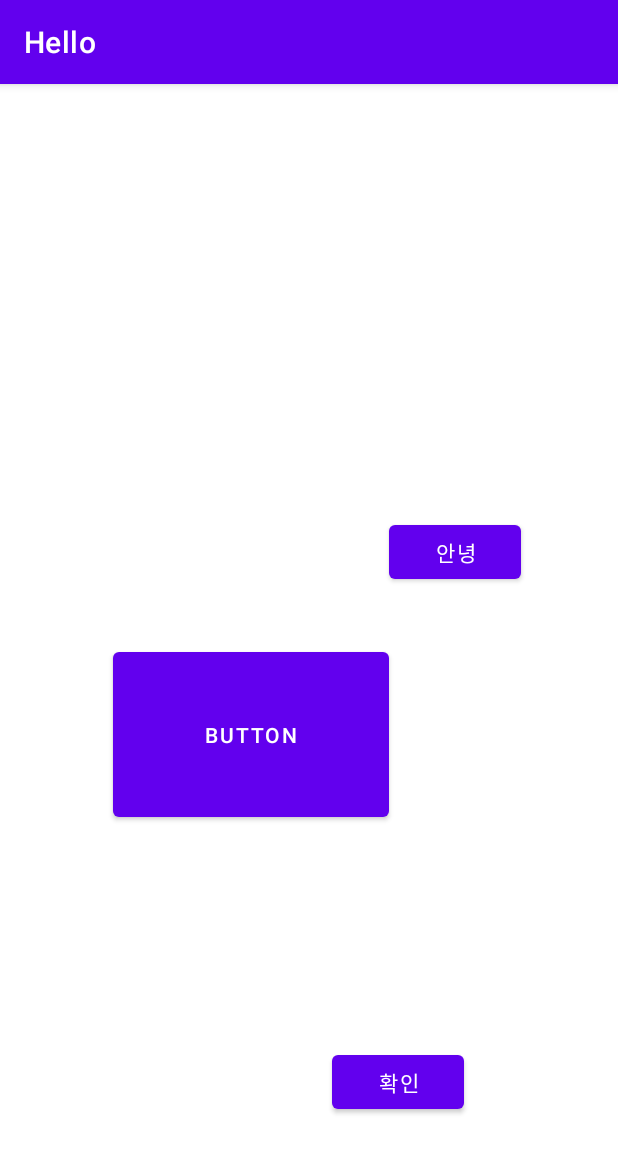
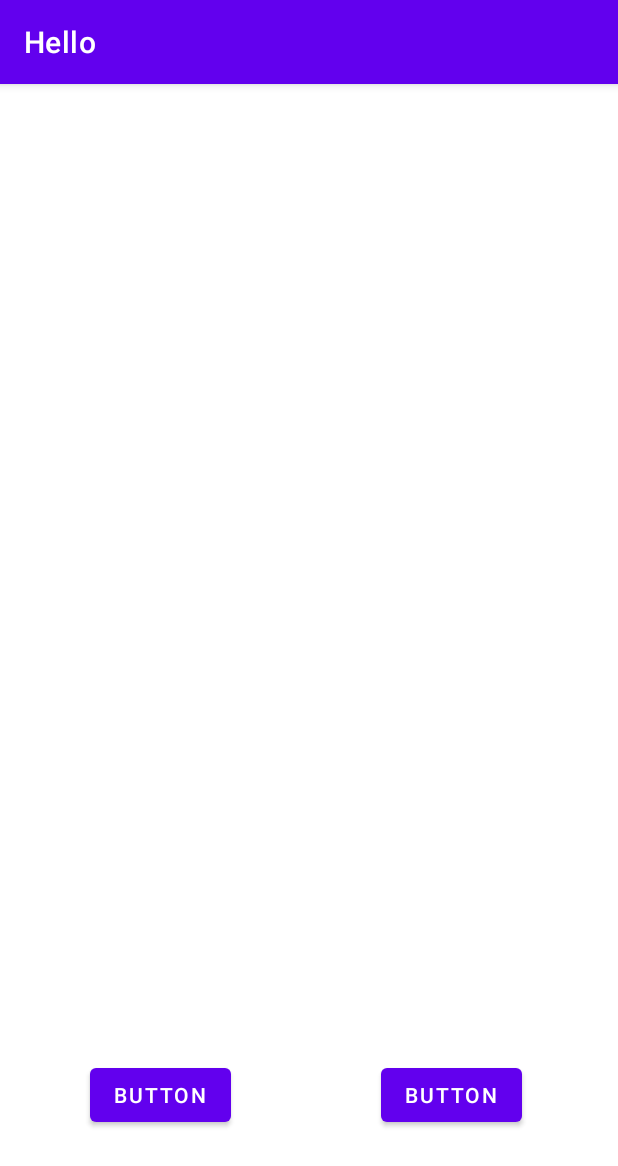
Before and after one commit to ilmntr/DoitAndroidStudio, an Android app: the screen it shows after launch (MainActivity), on a phone screen of 412 x 824 dp. Shown: the top 1166 px of the screen. Run offline under Robolectric (Android 15) with nearby library versions, the phone set to English and light mode, and no system bars.

Commit message:
delete all solved one mission  - making a horizontal guideline and two buttons

```diff
--- a/app/src/main/res/layout/activity_main.xml
+++ b/app/src/main/res/layout/activity_main.xml
@@ -6,48 +6,30 @@
     android:layout_height="match_parent"
     tools:context=".MainActivity">
 
+    <androidx.constraintlayout.widget.Guideline
+        android:id="@+id/guideline2"
+        android:layout_width="wrap_content"
+        android:layout_height="wrap_content"
+        android:orientation="horizontal"
+        app:layout_constraintGuide_end="50dp" />
+
+    <Button
+        android:id="@+id/button"
+        android:layout_width="wrap_content"
+        android:layout_height="wrap_content"
+        android:layout_marginStart="60dp"
+        android:layout_marginBottom="20dp"
+        android:text="Button"
+        app:layout_constraintBottom_toTopOf="@+id/guideline2"
+        app:layout_constraintStart_toStartOf="parent" />
+
     <Button
         android:id="@+id/button2"
         android:layout_width="wrap_content"
         android:layout_height="wrap_content"
-        android:layout_marginTop="140dp"
-        android:text="안녕"
-        app:layout_constraintBottom_toTopOf="@+id/button4"
-        app:layout_constraintEnd_toEndOf="parent"
-        app:layout_constraintHorizontal_bias="0.801"
-        app:layout_constraintStart_toStartOf="parent"
-        app:layout_constraintTop_toTopOf="parent"
-        app:layout_constraintVertical_bias="0.803" />
-
-    <Button
-        android:id="@+id/button3"
-        android:layout_width="wrap_content"
-        android:layout_height="wrap_content"
-        android:layout_marginTop="80dp"
-        android:text="확인"
-        app:layout_constraintBottom_toBottomOf="parent"
-        app:layout_constraintEnd_toEndOf="parent"
-        app:layout_constraintHorizontal_bias="0.596"
-        app:layout_constraintStart_toStartOf="@+id/guideline2"
-        app:layout_constraintTop_toBottomOf="@+id/button2"
-        app:layout_constraintVertical_bias="0.742" />
-
-    <Button
-        android:id="@+id/button4"
-        android:layout_width="184dp"
-        android:layout_height="122dp"
+        android:layout_marginStart="100dp"
+        android:layout_marginBottom="20dp"
         android:text="Button"
-        app:layout_constraintBottom_toBottomOf="parent"
-        app:layout_constraintEnd_toEndOf="parent"
-        app:layout_constraintHorizontal_bias="0.33"
-        app:layout_constraintStart_toStartOf="parent"
-        app:layout_constraintTop_toTopOf="parent"
-        app:layout_constraintVertical_bias="0.577" />
-
-    <androidx.constraintlayout.widget.Guideline
-        android:id="@+id/guideline2"
-        android:layout_width="wrap_content"
-        android:layout_height="wrap_content"
-        android:orientation="vertical"
-        app:layout_constraintGuide_begin="70dp" />
+        app:layout_constraintBottom_toTopOf="@+id/guideline2"
+        app:layout_constraintStart_toEndOf="@+id/button" />
 </androidx.constraintlayout.widget.ConstraintLayout>
```
